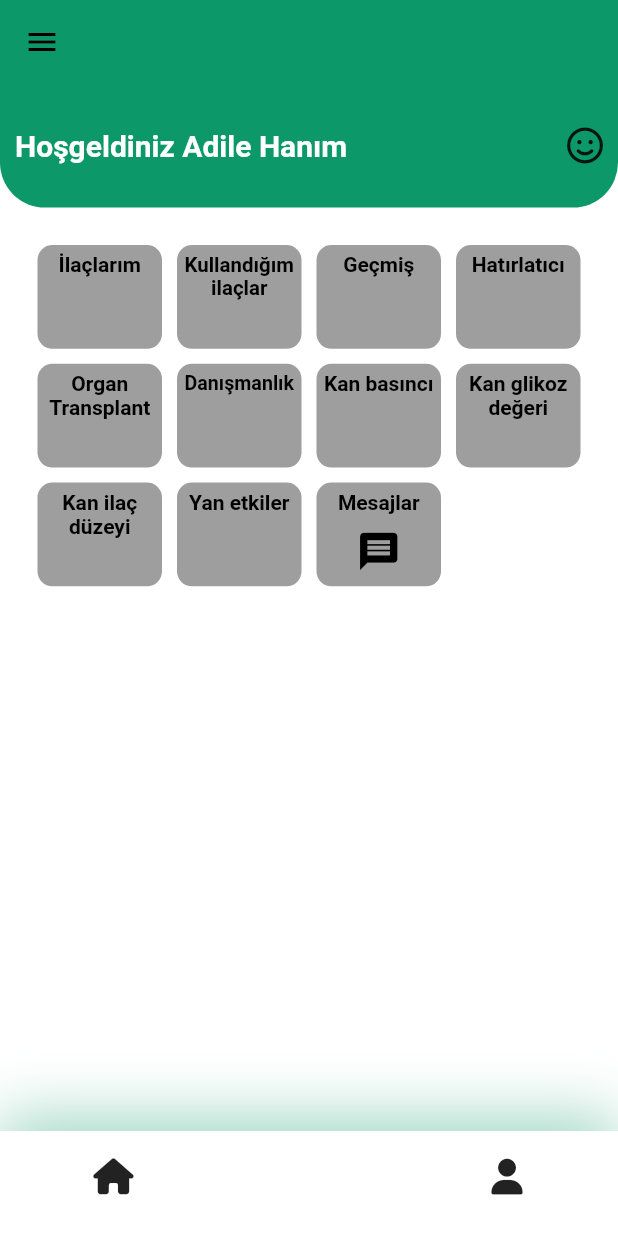
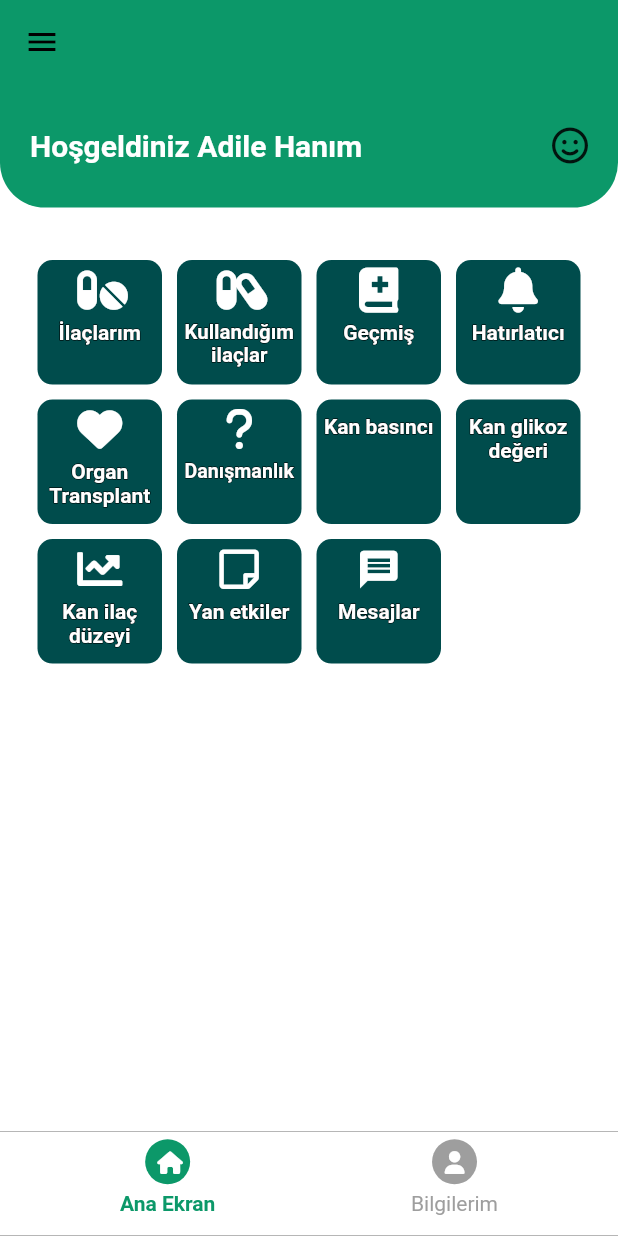
Before and after one commit to erel98/patient_tracking_mobile, a Flutter app: the screen it shows after launch, on a phone screen of 412 x 824 dp. Run offline on Flutter 3.47's test engine with Material 2 defaults, Android fonts, the light colour scheme and no system bars; drawn by our look-alikes of bordered_text; our stand-ins replace flutter_icons, flutter_local_notifications, flutter_native_timezone, rxdart, shared_preferences, timezone.

Commit message:
Theme Improvments

```diff
--- a/lib/Screens/ana_menü_screen.dart
+++ b/lib/Screens/ana_menü_screen.dart
@@ -1,5 +1,7 @@
 import 'package:flutter/cupertino.dart';
 import 'package:flutter/material.dart';
+import 'package:flutter/painting.dart';
+import 'package:flutter/rendering.dart';
 import 'package:flutter_icons/flutter_icons.dart';
 import 'package:patient_tracking/constraints.dart';
 import '../global.dart';
@@ -46,30 +48,7 @@ class _AnaMenuState extends State<AnaMenu> {
         bottomNavigationBar: bottomNavBar(),
         body: Column(
           children: [
-            Container(
-              padding: EdgeInsets.all(10),
-              height: MediaQuery.of(context).size.height * 0.1,
-              decoration: BoxDecoration(
-                color: kPrimaryColor,
-                borderRadius: BorderRadius.only(
-                  bottomLeft: Radius.circular(30),
-                  bottomRight: Radius.circular(30),
-                ),
-              ),
-              child: Row(
-                children: [
-                  Text(
-                    'Hoşgeldiniz Adile Hanım',
-                    style: TextStyle(
-                        color: Colors.white,
-                        fontWeight: FontWeight.bold,
-                        fontSize: 20),
-                  ),
-                  Spacer(),
-                  Icon(FontAwesome.smile_o)
-                ],
-              ),
-            ),
+            TopContainer(),
             widgetOptions.elementAt(Global.initialState),
           ],
         ));
@@ -77,27 +56,116 @@ class _AnaMenuState extends State<AnaMenu> {
 
   Container bottomNavBar() {
     return Container(
-      padding: EdgeInsets.only(left: 50, right: 50, bottom: 10),
+      padding: EdgeInsets.only(left: 80, right: 80, bottom: 10),
       height: 70,
-      decoration: BoxDecoration(color: Colors.white, boxShadow: [
-        BoxShadow(
-            offset: Offset(0, -10),
-            blurRadius: 35,
-            color: kPrimaryColor.withOpacity(0.38))
-      ]),
+      decoration: BoxDecoration(
+        color: Colors.white,
+        border: Border.symmetric(
+          horizontal: BorderSide(color: Colors.grey, width: 0.5),
+        ),
+      ),
       child: Row(
         mainAxisAlignment: MainAxisAlignment.spaceBetween,
         children: [
-          IconButton(
-            icon: Icon(FontAwesome.home),
-            onPressed: () => onItemTapped(0),
+          Container(
+            margin: EdgeInsets.only(top: 5),
+            child: Column(
+              children: [
+                CircleAvatar(
+                  maxRadius: 15,
+                  backgroundColor:
+                      Global.initialState == 0 ? kPrimaryColor : Colors.grey,
+                  child: IconButton(
+                    icon: Icon(
+                      FontAwesome.home,
+                      color: Colors.white,
+                      size: 15,
+                    ),
+                    onPressed: () => onItemTapped(0),
+                  ),
+                ),
+                SizedBox(
+                  height: 5,
+                ),
+                Text(
+                  'Ana Ekran',
+                  style: TextStyle(
+                      color: Global.initialState == 0
+                          ? kPrimaryColor
+                          : Colors.grey,
+                      fontWeight: Global.initialState == 0
+                          ? FontWeight.bold
+                          : FontWeight.normal),
+                )
+              ],
+            ),
           ),
-          IconButton(
-            icon: Icon(FontAwesome.user),
-            onPressed: () => onItemTapped(1),
-          )
+          Container(
+            margin: EdgeInsets.only(top: 5),
+            child: Column(
+              children: [
+                CircleAvatar(
+                    maxRadius: 15,
+                    backgroundColor:
+                        Global.initialState == 1 ? kPrimaryColor : Colors.grey,
+                    child: IconButton(
+                      icon: Icon(
+                        FontAwesome.user,
+                        size: 15,
+                        color: Colors.white,
+                      ),
+                      onPressed: () => onItemTapped(1),
+                    )),
+                SizedBox(
+                  height: 5,
+                ),
+                Text(
+                  'Bilgilerim',
+                  style: TextStyle(
+                      color: Global.initialState == 1
+                          ? kPrimaryColor
+                          : Colors.grey,
+                      fontWeight: Global.initialState == 1
+                          ? FontWeight.bold
+                          : FontWeight.normal),
+                )
+              ],
+            ),
+          ),
         ],
       ),
     );
   }
 }
+
+class TopContainer extends StatelessWidget {
+  const TopContainer({
+    Key key,
+  }) : super(key: key);
+
+  @override
+  Widget build(BuildContext context) {
+    return Container(
+      padding: EdgeInsets.symmetric(horizontal: 20),
+      height: MediaQuery.of(context).size.height * 0.1,
+      decoration: BoxDecoration(
+        color: kPrimaryColor,
+        borderRadius: BorderRadius.only(
+          bottomLeft: Radius.circular(30),
+          bottomRight: Radius.circular(30),
+        ),
+      ),
+      child: Row(
+        children: [
+          Text(
+            'Hoşgeldiniz Adile Hanım',
+            style: TextStyle(
+                color: Colors.white, fontWeight: FontWeight.bold, fontSize: 20),
+          ),
+          Spacer(),
+          Icon(FontAwesome.smile_o)
+        ],
+      ),
+    );
+  }
+}
--- a/lib/Widgets/ana_menü.dart
+++ b/lib/Widgets/ana_menü.dart
@@ -10,11 +10,12 @@ class _AnaMenuGridState extends State<AnaMenuGrid> {
   @override
   Widget build(BuildContext context) {
     return Container(
+      margin: EdgeInsets.only(top: 10),
       height: MediaQuery.of(context).size.height * 0.5,
       child: GridView(
           gridDelegate: SliverGridDelegateWithMaxCrossAxisExtent(
             maxCrossAxisExtent: 100,
-            childAspectRatio: 1.2,
+            childAspectRatio: 1,
             crossAxisSpacing: 10,
             mainAxisSpacing: 10,
           ),
--- a/lib/Widgets/ana_menü_item.dart
+++ b/lib/Widgets/ana_menü_item.dart
@@ -1,5 +1,6 @@
 import 'package:flutter/material.dart';
 import 'package:patient_tracking/constraints.dart';
+import 'package:bordered_text/bordered_text.dart';
 
 class AnaMenuItem extends StatelessWidget {
   String menuText;
@@ -16,24 +17,28 @@ class AnaMenuItem extends StatelessWidget {
       child: Container(
         padding: EdgeInsets.all(5),
         decoration: BoxDecoration(
-          color: Colors.grey,
+            color: kMenuItemColor,
             borderRadius: BorderRadius.circular(10),
-        ),
+            boxShadow: []),
         child: Center(
           child: Column(
             children: [
+              Container(
+                child: icon,
+                margin: EdgeInsets.only(bottom: 5),
+              ),
               FittedBox(
-                fit: BoxFit.fitWidth,
+                fit: BoxFit.fitHeight,
+                child: BorderedText(
+                  strokeWidth: 1,
+                  strokeColor: Colors.black,
                   child: Text(
                     menuText,
                     textAlign: TextAlign.center,
                     style: TextStyle(
-                      fontWeight: FontWeight.bold, color: Colors.black),
+                        fontWeight: FontWeight.bold, color: Colors.white),
                   ),
                 ),
-              Container(
-                child: icon,
-                margin: EdgeInsets.only(top: 10),
               ),
             ],
           ),
--- a/lib/Widgets/günlük_ilaçlar.dart
+++ b/lib/Widgets/günlük_ilaçlar.dart
@@ -37,25 +37,21 @@ class _DailyMedsState extends State<DailyMeds> {
       for (int j = 0; j < currentEvents[i].medsToTake.length; j++) {
         var currentMed = currentEvents[i].medsToTake[j];
         retVal.add(Container(
-          margin: EdgeInsets.symmetric(horizontal: 15),
+          margin: EdgeInsets.symmetric(horizontal: 10),
           decoration: BoxDecoration(
               borderRadius: BorderRadius.circular(15),
-              color: Colors.white,
+              color: kSecondaryColor,
               border: Border.all(
                   color: now.difference(currentTime).inMinutes.abs() <= 30
                       ? Colors.red
                       : Colors.white)),
-          child: Card(
-            elevation: 30,
-            child: ListTile(
-              title: Text(
-                '${currentEvents[i].saat == 23.99 ? 0 : currentEvents[i].saat.toInt()}:00 ${currentMed.name}',
-                style:
-                    TextStyle(color: kTextColor, fontWeight: FontWeight.bold),
-              ),
-              subtitle: Text('${currentMed.quantity} ${currentMed.unit}'),
-              trailing: Image.asset('assets/icons/Clock-icon.png'),
+          child: ListTile(
+            title: Text(
+              '${currentEvents[i].saat == 23.99 ? 0 : currentEvents[i].saat.toInt()}:00 ${currentMed.name}',
+              style: TextStyle(color: kTextColor, fontWeight: FontWeight.bold),
             ),
+            subtitle: Text('${currentMed.quantity} ${currentMed.unit}'),
+            trailing: Image.asset('assets/icons/Clock-icon.png'),
           ),
         ));
       }
@@ -66,6 +62,8 @@ class _DailyMedsState extends State<DailyMeds> {
 
   @override
   Widget build(BuildContext context) {
-    return Column(children: getDailyMeds());
+    return Container(
+        margin: EdgeInsets.only(top: 10),
+        child: Column(children: getDailyMeds()));
   }
 }
--- a/lib/constraints.dart
+++ b/lib/constraints.dart
@@ -1,5 +1,8 @@
 import 'package:flutter/material.dart';
 
 const kPrimaryColor = Color(0xFF0C9869);
+const kSecondaryColor = Color(0xFFb2d8d8);
 const kTextColor = Color(0xFF3C4046);
 const kBackgroundColor = Color(0xFFF9F8FD);
+const kMenuItemColor = Color(0xFF004c4c);
+//Color(0xFF8C8E91);
--- a/lib/global.dart
+++ b/lib/global.dart
@@ -1,4 +1,5 @@
 import 'package:flutter/material.dart';
+import 'package:flutter_icons/flutter_icons.dart';
 import 'package:flutter_local_notifications/flutter_local_notifications.dart';
 import 'package:shared_preferences/shared_preferences.dart';
 import 'Widgets/ana_menü_item.dart';
@@ -11,22 +12,86 @@ class Global {
   static List<int> bildirimGunleri = [];
   static Time bildirimSaati;
   static var mainMenuItemList = <Widget>[
-    AnaMenuItem('İlaçlarım', DailyMedsScreen.routeName, null),
-    AnaMenuItem('Kullandığım\nilaçlar', KullandigimIlaclar.routeName, null),
-    AnaMenuItem('Geçmiş', '', null),
-    AnaMenuItem('Hatırlatıcı', Hatirlatici.routeName, null),
-    AnaMenuItem('Organ\nTransplant', '', null),
-    AnaMenuItem('Danışmanlık', '', null),
+    AnaMenuItem(
+      'İlaçlarım',
+      DailyMedsScreen.routeName,
+      Icon(
+        FontAwesome5Solid.pills,
+        color: Colors.white,
+        size: 30,
+      ),
+    ),
+    AnaMenuItem(
+      'Kullandığım\nilaçlar',
+      KullandigimIlaclar.routeName,
+      Icon(
+        FontAwesome5Solid.capsules,
+        color: Colors.white,
+        size: 30,
+      ),
+    ),
+    AnaMenuItem(
+      'Geçmiş',
+      '',
+      Icon(
+        FontAwesome5Solid.book_medical,
+        color: Colors.white,
+        size: 30,
+      ),
+    ),
+    AnaMenuItem(
+      'Hatırlatıcı',
+      Hatirlatici.routeName,
+      Icon(
+        FontAwesome.bell,
+        color: Colors.white,
+        size: 30,
+      ),
+    ),
+    AnaMenuItem(
+      'Organ\nTransplant',
+      '',
+      Icon(
+        FontAwesome.heart,
+        color: Colors.white,
+        size: 30,
+      ),
+    ),
+    AnaMenuItem(
+      'Danışmanlık',
+      '',
+      Icon(
+        FontAwesome.question,
+        color: Colors.white,
+        size: 30,
+      ),
+    ),
     AnaMenuItem('Kan basıncı', '', null),
     AnaMenuItem('Kan glikoz\ndeğeri', '', null),
-    AnaMenuItem('Kan ilaç\ndüzeyi', '', null),
-    AnaMenuItem('Yan etkiler', '', null),
+    AnaMenuItem(
+      'Kan ilaç\ndüzeyi',
+      '',
+      Icon(
+        FontAwesome5Solid.chart_line,
+        color: Colors.white,
+        size: 30,
+      ),
+    ),
+    AnaMenuItem(
+      'Yan etkiler',
+      '',
+      Icon(
+        FontAwesome5.sticky_note,
+        color: Colors.white,
+        size: 30,
+      ),
+    ),
     AnaMenuItem(
         'Mesajlar',
         '',
         Icon(
           Icons.message,
-          color: Colors.black,
+          color: Colors.white,
           size: 30,
         )),
   ];
--- a/pubspec.yaml
+++ b/pubspec.yaml
@@ -36,6 +36,7 @@ dependencies:
   flutter_icons: ^1.1.0
   html: ^0.15.0
   http: ^0.13.4
+  bordered_text: ^2.0.0
 
 
   # The following adds the Cupertino Icons font to your application.
```
Also changed, not shown: pubspec.lock. Lines whose indentation alone changed are shown as unchanged.
